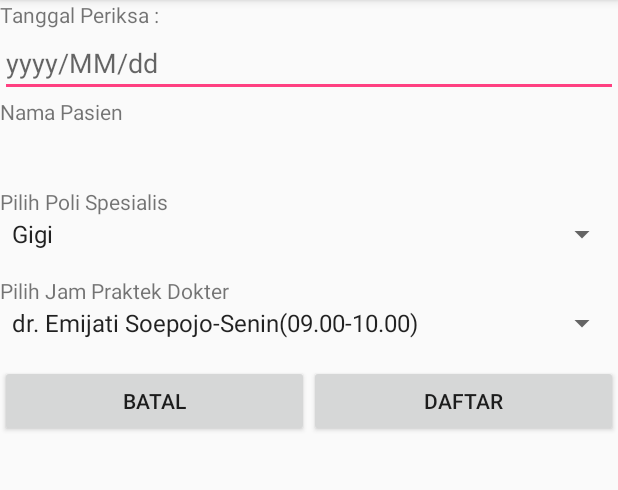
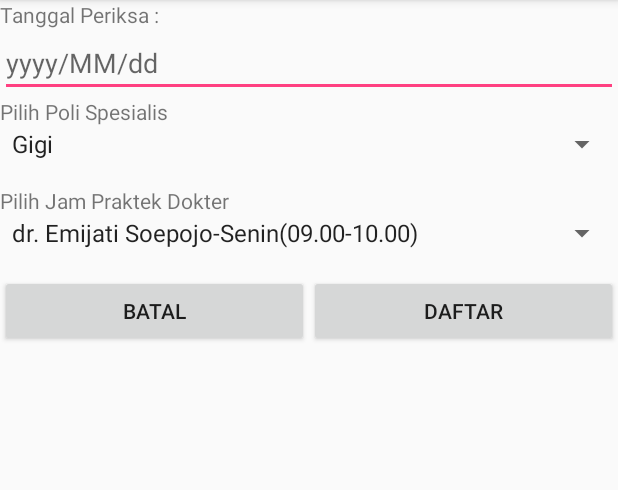
Before and after one commit to mursitaffandi/Dododo, an Android app: the JadwalCheckUpActivity screen opened directly, with no data from a screen before it, on a phone screen of 412 x 824 dp, the part 84-574 px from its top. Run offline under Robolectric (Android 15) with nearby library versions, the phone set to English and light mode, and no system bars.

Commit message:
inputJadwal

```diff
--- /dev/null
+++ b/app/src/main/java/com/mursitaffandi/dododo/model/MJadwal.java
@@ -0,0 +1,6 @@
+package com.mursitaffandi.dododo.model;
+
+
+
+public class MJadwal {
+}
--- /dev/null
+++ b/app/src/main/java/com/mursitaffandi/dododo/presenter/CJadwal.java
@@ -0,0 +1,6 @@
+package com.mursitaffandi.dododo.presenter;
+
+
+
+public class CJadwal {
+}
--- a/app/src/main/java/com/mursitaffandi/dododo/view/JadwalCheckUpActivity.java
+++ b/app/src/main/java/com/mursitaffandi/dododo/view/JadwalCheckUpActivity.java
@@ -1,6 +1,7 @@
 package com.mursitaffandi.dododo.view;
 
 import android.app.DatePickerDialog;
+import android.content.Intent;
 import android.support.v7.app.AppCompatActivity;
 import android.os.Bundle;
 import android.view.View;
@@ -51,7 +52,7 @@ public class JadwalCheckUpActivity extends AppCompatActivity implements View.OnC
         edt_tgl_checkup = (EditText) findViewById(R.id.edt_tgl_checkup);
         btn_batal = (Button) findViewById(R.id.btn_batal);
         btn_daftar = (Button) findViewById(R.id.btn_daftar);
-        nama = (TextView) findViewById(R.id.nama);
+        //nama = (TextView) findViewById(R.id.nama);
         spn_dokter = (Spinner) findViewById(R.id.spn_dokter);
         spn_poli = (Spinner) findViewById(R.id.spn_poli);
 
@@ -67,10 +68,12 @@ public class JadwalCheckUpActivity extends AppCompatActivity implements View.OnC
             case R.id.btn_batal:
                 break;
             case R.id.btn_daftar:
-                String snama = nama.toString();
+          //      String snama = nama.toString();
                 String tgl_checkup = edt_tgl_checkup.getText().toString();
                 String poli = spn_poli.getSelectedItem().toString();
                 String dokter = spn_dokter.getSelectedItem().toString();
+
+                startActivity(new Intent(this,MainActivity.class));
                 break;
             case R.id.edt_tgl_checkup:
                 showDateDialog();
--- a/app/src/main/res/layout/activity_jadwal_check_up.xml
+++ b/app/src/main/res/layout/activity_jadwal_check_up.xml
@@ -16,16 +16,6 @@
         android:layout_height="wrap_content"
         android:id="@+id/edt_tgl_checkup"
         android:hint="yyyy/MM/dd"/>
-    <TextView
-        android:layout_width="match_parent"
-        android:layout_height="wrap_content"
-        android:text="Nama Pasien"/>
-    <TextView
-        android:layout_width="match_parent"
-        android:layout_height="wrap_content"
-        android:id="@+id/nama"
-        android:textSize="18sp"
-        android:layout_marginBottom="@dimen/activity_vertical_margin"/>
     <TextView
         android:layout_width="match_parent"
         android:layout_height="wrap_content"
```
Also changed, not shown: app/src/main/java/com/mursitaffandi/dododo/network/SJadwal.java (added, +30 -0 lines).
